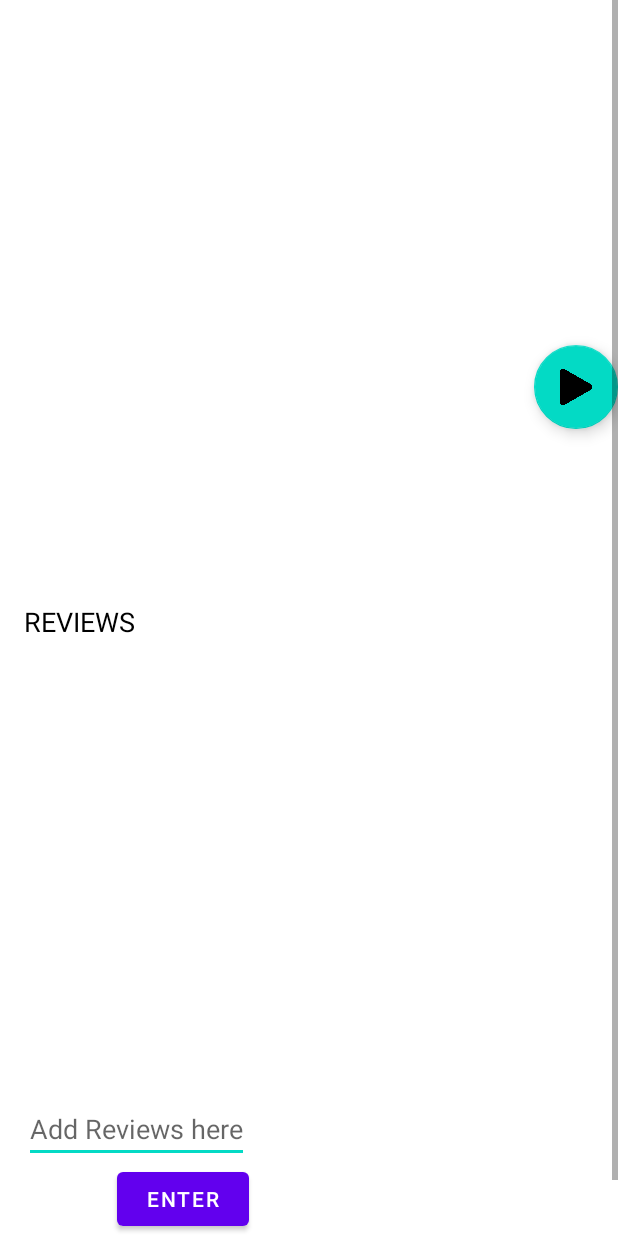
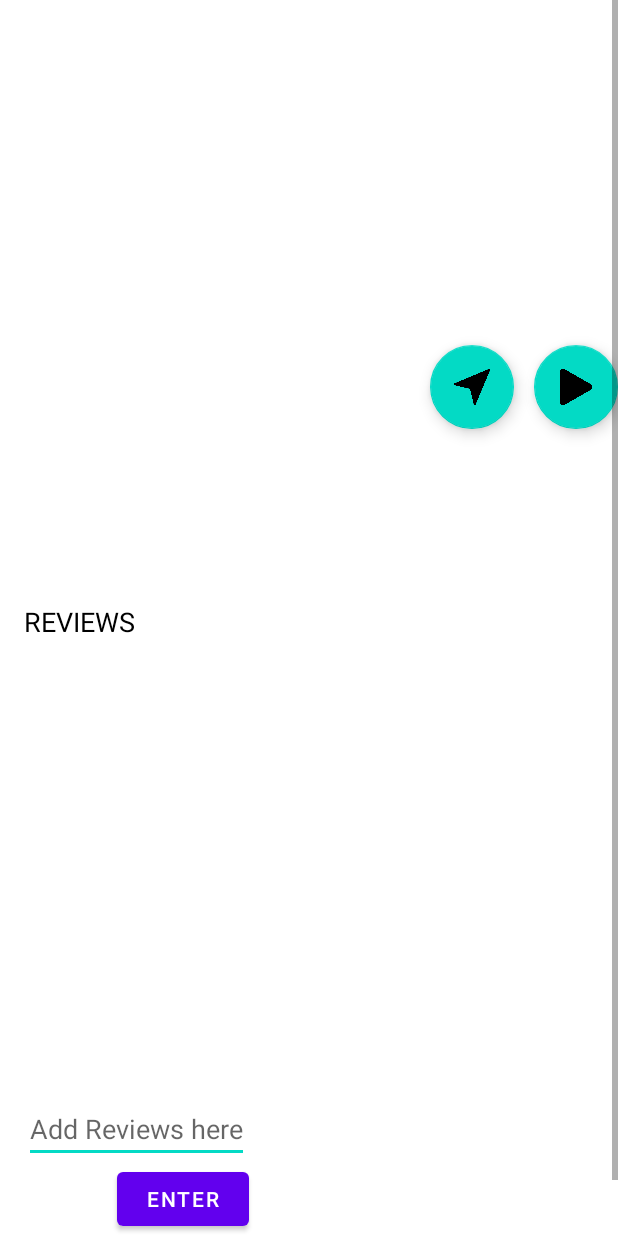
Before and after one commit to CAT304/Pocket_Guide_App, an Android app: the Places_info screen opened directly, with no data from a screen before it, on a phone screen of 412 x 824 dp. Run offline under Robolectric (Android 15) with nearby library versions, the phone set to English and light mode, and no system bars; our stand-ins replace Firebase (no records; nobody signed in at launch, a user with empty details on screens opened directly); 3 statements that could not run were skipped.

Commit message:
Places videos organised and Navigation part completed

```diff
--- a/app/src/main/java/com/example/pocket_guide/Places_info.java
+++ b/app/src/main/java/com/example/pocket_guide/Places_info.java
@@ -37,14 +37,14 @@ import java.util.Objects;
 public class Places_info extends AppCompatActivity {
         TextView a,b , name;
         EditText review;
-        FloatingActionButton btn;
+        FloatingActionButton btn , loc;
         Button etr;
         ImageView img;
-        DatabaseReference reff , rew , lrew;
+        DatabaseReference reff , rew , lrew , locref;
         StorageReference storageReference;
         Uri imageuri;
         ListView listView;
-        String placename, place_name;
+        String placename, place_name , pllocation;
 
 
         @Override
@@ -57,12 +57,13 @@ public class Places_info extends AppCompatActivity {
                         place_name = intent.getString("Name");
                         getSharedPreferences("Name", MODE_PRIVATE).edit().putString("Name", place_name).apply();
                 }
-
+//                placename = "Bukit Bendera";
                 placename = place_name;
                 a=(TextView) findViewById(R.id.Ratings);
                 b=(TextView) findViewById(R.id.Details);
                 name=(TextView) findViewById(R.id.place_name) ;
                 btn=(FloatingActionButton)findViewById(R.id.acptbtn);
+                loc = (FloatingActionButton)findViewById(R.id.locbtn);
                 img=(ImageView)findViewById(R.id.picplace);
 
                 review = findViewById(R.id.etReview);
@@ -80,7 +81,18 @@ public class Places_info extends AppCompatActivity {
                         @Override
                         public void onClick(View v) {
                                 Intent i = new Intent(Places_info.this,Places_video.class);
+                                i.putExtra("Vtitle",placename);
                                 startActivity(i);
+                        }
+                });
+
+                loc.setOnClickListener(new View.OnClickListener() {
+                        @Override
+                        public void onClick(View view) {
+                                Intent intent1 = new Intent(Intent.ACTION_VIEW,
+                                        Uri.parse("google.navigation:q="+ pllocation));
+                                intent1.setPackage("com.google.android.apps.maps");
+                                startActivity(intent1);
                         }
                 });
 
@@ -124,7 +136,7 @@ public class Places_info extends AppCompatActivity {
                                         temp_review1 = temp_review1.substring(0, temp_review1.length() - 1);
                                         list.add(Objects.requireNonNull(temp_review1));
                  //                       Toast.makeText(Places_info.this,"Data"+ snapshot.getValue().toString(),Toast.LENGTH_SHORT).show();
-                                        Toast.makeText(Places_info.this,"Data"+ temp_review1,Toast.LENGTH_SHORT).show();
+ //                                       Toast.makeText(Places_info.this,"Data"+ temp_review1,Toast.LENGTH_SHORT).show();
                                 }
                                 adapter.notifyDataSetChanged();
 
@@ -137,15 +149,18 @@ public class Places_info extends AppCompatActivity {
                 });
 
 
+
                 reff= FirebaseDatabase.getInstance().getReference().child("Places").child(placename);
                 reff.addValueEventListener(new ValueEventListener() {
                         @Override
                         public void onDataChange(@NonNull DataSnapshot snapshot) {
                                 String details = Objects.requireNonNull(snapshot.child("Details").getValue()).toString();
                                 String ratings = Objects.requireNonNull(snapshot.child("Ratings").getValue()).toString();
+                                String loc = Objects.requireNonNull(snapshot.child("Location").getValue()).toString();
                                 a.setText(ratings);
                                 b.setText(details);
                                 name.setText(placename);
+                                pllocation = loc;
                         }
 
                         @Override
--- a/app/src/main/res/layout/activity_places_info.xml
+++ b/app/src/main/res/layout/activity_places_info.xml
@@ -100,6 +100,21 @@
         app:layout_constraintHorizontal_bias="1.0"
         app:layout_constraintStart_toStartOf="@+id/picplace" />
 
+    <com.google.android.material.floatingactionbutton.FloatingActionButton
+        android:id="@+id/locbtn"
+        android:layout_width="wrap_content"
+        android:layout_height="wrap_content"
+        android:layout_marginBottom="12dp"
+        android:baselineAlignBottom="false"
+        android:clickable="true"
+        android:src="@drawable/location"
+        app:fabSize="normal"
+        app:layout_anchorGravity="end|bottom"
+        app:layout_constraintBottom_toTopOf="@+id/Ratings"
+        app:layout_constraintEnd_toEndOf="parent"
+        app:layout_constraintHorizontal_bias="0.808"
+        app:layout_constraintStart_toStartOf="@+id/picplace" />
+
     <EditText
         android:id="@+id/etReview"
         android:layout_width="wrap_content"
```
Also changed, not shown: app/src/main/java/com/example/pocket_guide/Places_video.java (+8 -1 lines), app/src/main/res/drawable-v24/location.png (added).
